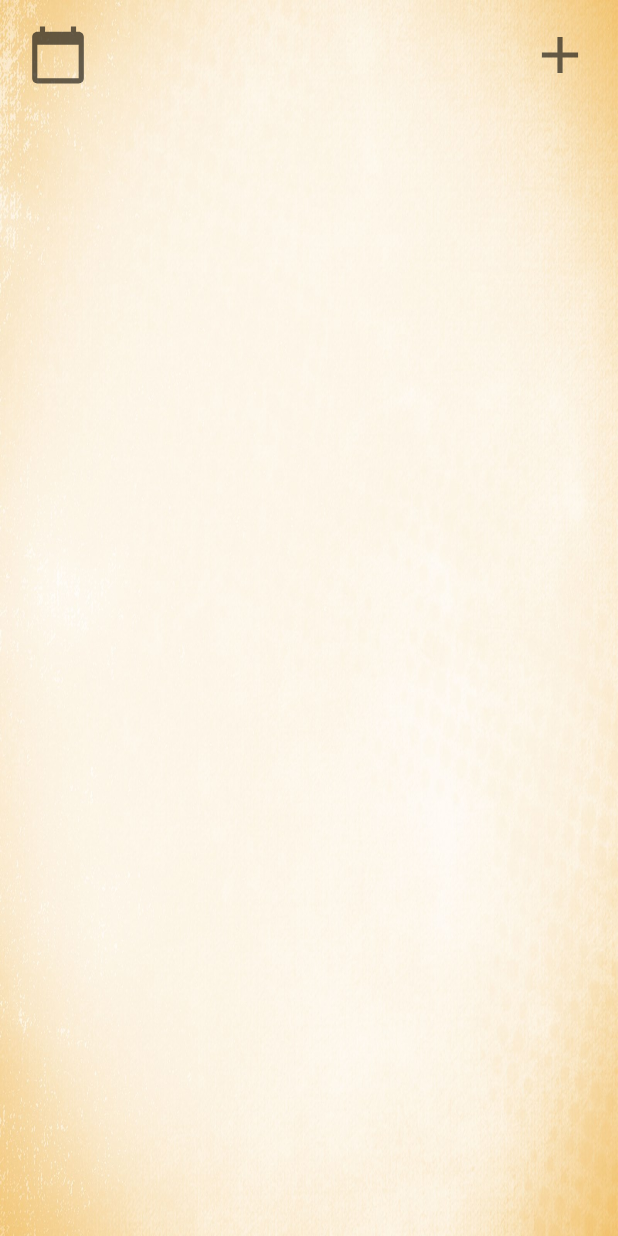
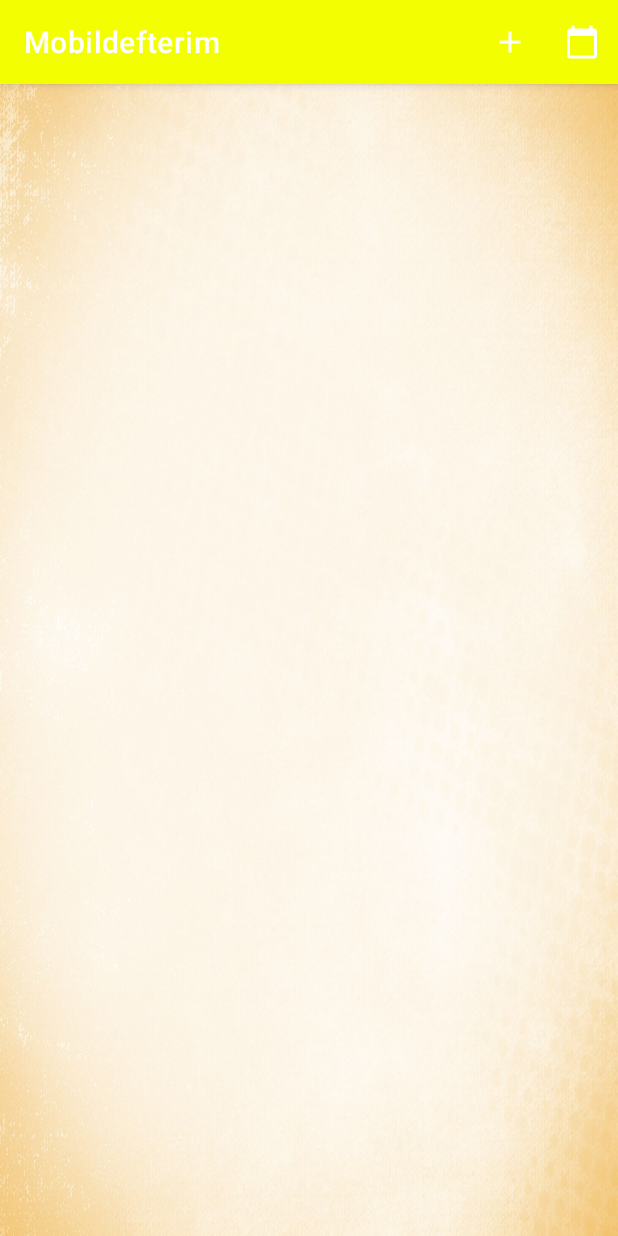
Before and after one commit to omercikali/MobilDefterim2, an Android app: the Workers_page screen opened directly, with no data from a screen before it, on a phone screen of 412 x 824 dp. Run offline under Robolectric (Android 15) with nearby library versions, the phone set to English and light mode, and no system bars; our stand-ins replace Firebase (no records; nobody signed in at launch, a user with empty details on screens opened directly).

Commit message:
added action bar

```diff
--- a/app/src/main/java/com/omercikali/mobildefterim/Workers_page.java
+++ b/app/src/main/java/com/omercikali/mobildefterim/Workers_page.java
@@ -1,20 +1,20 @@
 package com.omercikali.mobildefterim;
 
+import androidx.appcompat.app.ActionBar;
 import androidx.appcompat.app.AlertDialog;
 import androidx.appcompat.app.AppCompatActivity;
 
-import android.app.DatePickerDialog;
 import android.app.Dialog;
-import android.content.DialogInterface;
+import android.content.ClipData;
 import android.os.Bundle;
-import android.text.Editable;
 import android.view.LayoutInflater;
+import android.view.Menu;
+import android.view.MenuItem;
 import android.view.View;
 import android.widget.Button;
 import android.widget.DatePicker;
 import android.widget.EditText;
 import android.widget.ImageView;
-import android.widget.ProgressBar;
 import android.widget.Toast;
 
 import com.google.firebase.auth.FirebaseAuth;
@@ -25,95 +25,40 @@ import com.google.firebase.database.FirebaseDatabase;
 import java.text.DateFormat;
 import java.text.ParseException;
 import java.text.SimpleDateFormat;
-import java.util.Calendar;
 import java.util.Date;
 
 public class Workers_page extends AppCompatActivity {
-    private ImageView add_worker, calendarIm;
-    FirebaseUser firebaseUser;
-    FirebaseAuth auth;
-    FirebaseDatabase database;
-    DatabaseReference mref;
 
     @Override
     protected void onCreate(Bundle savedInstanceState) {
         super.onCreate(savedInstanceState);
         setContentView(R.layout.activity_workers_page);
 
-        add_worker = findViewById(R.id.add_worker);
-        calendarIm = findViewById(R.id.calendar_im);
-
-
-        new AlertDialog.Builder(Workers_page.this);
-
-        add_worker.setOnClickListener(new View.OnClickListener() {
-            @Override
-            public void onClick(View v) {
-
-                Dialog dialog = null;
-                dialog = getEkleDialog();
-            }
-        });
+        ActionBar actionBar = getSupportActionBar();
+        actionBar.setBackgroundDrawable(getResources().getDrawable(R.drawable.ab));
 
     }
 
-    private Dialog getEkleDialog() {
 
-        LayoutInflater inflater = LayoutInflater.from(this);
-        View layout = inflater.inflate(R.layout.add_worker_dialog, null);
+    public boolean onCreateOptionsMenu(Menu menu) {
+        getMenuInflater().inflate(R.menu.menu, menu);
+        return true;
+    }
 
+    public boolean onOptionsItemSelected(MenuItem item) {
+        int id = item.getItemId();
 
-        Button ekle_Btn = layout.findViewById(R.id.ekle_Btn);
-        Button vazgec_Btn = layout.findViewById(R.id.vazgec_Btn);
-        final EditText isci_adi_Et = layout.findViewById(R.id.isci_adi_ET);
-        final EditText gunluk_calisma_Et = layout.findViewById(R.id.gunlukcalisma_Et);
-        final DatePicker datePicker = layout.findViewById(R.id.datepicker);
-
-
-        AlertDialog.Builder builder = new AlertDialog.Builder(this);
-        builder.setTitle("");
-        builder.setView(layout);
-        builder.show();
-
-
-        ekle_Btn.setOnClickListener(new View.OnClickListener() {
-            @Override
-            public void onClick(View v) {
-
-
-                String isci_ismi = isci_adi_Et.getText().toString();
-                int gunluk_calisma_ucreti = Integer.parseInt(gunluk_calisma_Et.getText().toString());
-
-                //add data to firebase
-                auth = FirebaseAuth.getInstance();
-                firebaseUser = auth.getCurrentUser();
-                String useremail = firebaseUser.getEmail();
-                useremail = useremail.replace(".", "!");
-
-                database = FirebaseDatabase.getInstance();
-                mref = database.getReference(useremail).child("ISCILER");
-                Worker_model worker_model = new Worker_model(isci_ismi, gunluk_calisma_ucreti);
-                mref.push().setValue(worker_model);
-
-
-                Toast.makeText(getApplicationContext(), "kayıt başarılı", Toast.LENGTH_LONG).show();
-
-
-                finish();
-            }
-        });
-
-        vazgec_Btn.setOnClickListener(new View.OnClickListener() {
-            @Override
-            public void onClick(View v) {
-                finish();
-            }
-        });
-        return null;
+        switch (id) {
+            case R.id.isci_ekle_M:
+                return true;
+            case R.id.takvim_M:
+                return true;
+            default:
+                return super.onOptionsItemSelected(item);
+        }
 
 
     }
-
 
     @Override
     public void onBackPressed() {
--- /dev/null
+++ b/app/src/main/res/drawable/ab.xml
@@ -0,0 +1,6 @@
+<?xml version="1.0" encoding="utf-8"?>
+<shape xmlns:android="http://schemas.android.com/apk/res/android"
+    android:shape="rectangle">
+    <solid android:color="#F3FF00"></solid>
+
+</shape>
--- a/app/src/main/res/layout/activity_workers_page.xml
+++ b/app/src/main/res/layout/activity_workers_page.xml
@@ -3,30 +3,7 @@
     xmlns:app="http://schemas.android.com/apk/res-auto"
     xmlns:tools="http://schemas.android.com/tools"
     android:layout_width="match_parent"
+    android:theme="@style/Widget.AppCompat.SearchView.ActionBar"
     android:layout_height="match_parent"
     android:background="@drawable/orange"
-    tools:context=".Workers_page">
-
-    <ImageView
-        android:id="@+id/calendar_im"
-        android:layout_width="45dp"
-        android:layout_height="41dp"
-        android:layout_marginStart="16dp"
-        android:layout_marginTop="16dp"
-        android:layout_marginEnd="289dp"
-        app:layout_constraintEnd_toStartOf="@+id/add_worker"
-        app:layout_constraintStart_toStartOf="parent"
-        app:layout_constraintTop_toTopOf="parent"
-        app:srcCompat="@drawable/calen_workerpage" />
-
-    <ImageView
-        android:id="@+id/add_worker"
-        android:layout_width="45dp"
-        android:layout_height="41dp"
-        android:layout_marginTop="16dp"
-        android:layout_marginEnd="16dp"
-        app:layout_constraintEnd_toEndOf="parent"
-        app:layout_constraintTop_toTopOf="parent"
-        app:srcCompat="@drawable/isci_ekle" />
-
-</androidx.constraintlayout.widget.ConstraintLayout>
+    tools:context=".Workers_page"/>
--- a/app/src/main/res/layout/add_worker_dialog.xml
+++ b/app/src/main/res/layout/add_worker_dialog.xml
@@ -19,17 +19,19 @@
             android:hint="işçi adını giriniz"></EditText>
 
         <EditText
-            android:id="@+id/gunlukcalisma_Et"
+            android:id="@+id/gunluk_calisma_Et"
             android:layout_width="match_parent"
             android:layout_height="wrap_content"
             android:hint="günlük çalışma ücretini giriniz"
             android:inputType="number"></EditText>
-<DatePicker
+
+        <DatePicker
     android:id="@+id/datepicker"
     android:layout_width="wrap_content"
     android:layout_height="wrap_content"
     android:layout_gravity="center"
     android:datePickerMode="calendar"></DatePicker>
+
     </LinearLayout>
 
     <LinearLayout
--- /dev/null
+++ b/app/src/main/res/menu/menu.xml
@@ -0,0 +1,14 @@
+<?xml version="1.0" encoding="utf-8"?>
+<menu xmlns:android="http://schemas.android.com/apk/res/android"
+    xmlns:app="http://schemas.android.com/apk/res-auto">
+<item
+    android:id="@+id/isci_ekle_M"
+    app:showAsAction="always"
+    android:title="ekle"
+    android:icon="@drawable/isci_ekle"></item>
+<item
+    android:id="@+id/takvim_M"
+    app:showAsAction="always"
+    android:title="takvim"
+    android:icon="@drawable/calen_workerpage"></item>
+</menu>
--- a/app/src/main/res/values-night/themes.xml
+++ b/app/src/main/res/values-night/themes.xml
@@ -1,6 +1,6 @@
 <resources xmlns:tools="http://schemas.android.com/tools">
     <!-- Base application theme. -->
-    <style name="Theme.Mobildefterim" parent="Theme.MaterialComponents.DayNight.DarkActionBar">
+    <style name="Theme.Mobildefterim" parent="Theme.MaterialComponents.DayNight.DarkActionBar.Bridge">
         <!-- Primary brand color. -->
         <item name="colorPrimary">@color/purple_200</item>
         <item name="colorPrimaryVariant">@color/purple_700</item>
--- a/app/src/main/res/values/strings.xml
+++ b/app/src/main/res/values/strings.xml
@@ -1,3 +1,4 @@
 <resources>
     <string name="app_name">Mobildefterim</string>
+    <string name="action_settings">Ayarlar</string>
 </resources>
--- a/app/src/main/res/values/themes.xml
+++ b/app/src/main/res/values/themes.xml
@@ -2,17 +2,15 @@
     <!-- Base application theme. -->
     <style name="Theme.Mobildefterim" parent="Theme.MaterialComponents.DayNight.DarkActionBar">
         <!-- Primary brand color. -->
-        <!-- Primary brand color. -->
-        <item name="colorPrimary">#2AF590</item>
+        <item name="colorPrimary">@color/black</item>
         <item name="colorPrimaryVariant">@color/black</item>
-        <item name="colorOnPrimary">@color/black</item>
+        <item name="colorOnPrimary">@color/white</item>
         <!-- Secondary brand color. -->
-        <item name="colorSecondary">@color/black</item>
-        <item name="colorSecondaryVariant">@color/black</item>
+        <item name="colorSecondary">@color/teal_200</item>
+        <item name="colorSecondaryVariant">@color/teal_700</item>
         <item name="colorOnSecondary">@color/black</item>
         <!-- Status bar color. -->
         <item name="android:statusBarColor" tools:targetApi="l">?attr/colorPrimaryVariant</item>
-        <item name="windowNoTitle">true</item>
-        <item name="windowActionBar">false</item>
+        <!-- Customize your theme here. -->
     </style>
 </resources>
```
Also changed, not shown: app/src/main/java/com/omercikali/mobildefterim/Worker_model.java (deleted, +0 -30 lines), app/src/main/res/values/styles.xml (added, +11 -0 lines).
